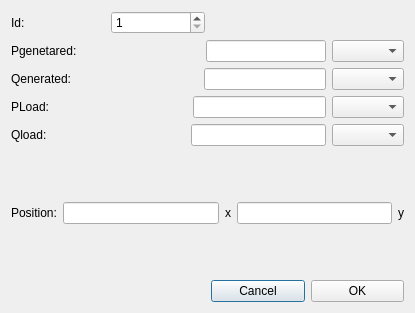
raulhuatuco/QuickFlow, file QKflow/windowaddpq.ui: the form before one commit.
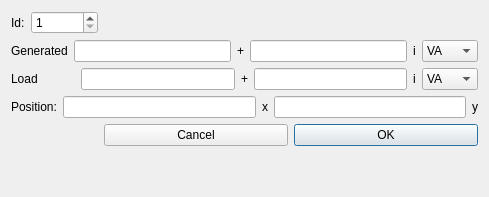
The form after the commit.

Diff of the .ui file:
```diff
--- a/QKflow/windowaddpq.ui
+++ b/QKflow/windowaddpq.ui
@@ -9,8 +9,8 @@
    <rect>
     <x>0</x>
     <y>0</y>
-    <width>415</width>
-    <height>313</height>
+    <width>489</width>
+    <height>197</height>
    </rect>
   </property>
   <property name="sizePolicy">
@@ -28,7 +28,7 @@
   <property name="modal">
    <bool>false</bool>
   </property>
-  <layout class="QGridLayout" name="gridLayout">
+  <layout class="QFormLayout" name="formLayout">
    <item row="0" column="0">
     <layout class="QHBoxLayout" name="horizontalLayout_2">
      <item>
@@ -58,122 +58,140 @@
      <item>
       <widget class="QLabel" name="label_2">
        <property name="text">
-        <string>Pgenetared: </string>
+        <string>Generated</string>
        </property>
       </widget>
      </item>
      <item>
-      <spacer name="horizontalSpacer_2">
-       <property name="orientation">
-        <enum>Qt::Horizontal</enum>
+      <widget class="QLineEdit" name="Pgen">
+       <property name="toolTip">
+        <string>Comsumed power</string>
        </property>
-       <property name="sizeHint" stdset="0">
-        <size>
-         <width>40</width>
-         <height>20</height>
-        </size>
+       <property name="toolTipDuration">
+        <number>1</number>
        </property>
-      </spacer>
+      </widget>
      </item>
-     <item>
-      <widget class="QLineEdit" name="lineEdit"/>
-     </item>
-     <item>
-      <widget class="QComboBox" name="comboBox_2"/>
-     </item>
-    </layout>
-   </item>
-   <item row="2" column="0" colspan="2">
-    <layout class="QHBoxLayout" name="horizontalLayout_4">
      <item>
       <widget class="QLabel" name="label_3">
        <property name="text">
-        <string>Qenerated: </string>
+        <string>+</string>
        </property>
       </widget>
      </item>
      <item>
-      <spacer name="horizontalSpacer">
-       <property name="orientation">
-        <enum>Qt::Horizontal</enum>
+      <widget class="QLineEdit" name="Qgen">
+       <property name="toolTip">
+        <string>Consumed reactive power</string>
        </property>
-       <property name="sizeHint" stdset="0">
-        <size>
-         <width>40</width>
-         <height>20</height>
-        </size>
+       <property name="toolTipDuration">
+        <number>1</number>
        </property>
-      </spacer>
+      </widget>
      </item>
      <item>
-      <widget class="QLineEdit" name="lineEdit_2"/>
+      <widget class="QLabel" name="label_12">
+       <property name="text">
+        <string>i</string>
+       </property>
+      </widget>
      </item>
      <item>
-      <widget class="QComboBox" name="comboBox_3"/>
+      <widget class="QComboBox" name="GenerationUnity">
+       <item>
+        <property name="text">
+         <string>VA</string>
+        </property>
+       </item>
+       <item>
+        <property name="text">
+         <string>KVA</string>
+        </property>
+       </item>
+       <item>
+        <property name="text">
+         <string>MVA</string>
+        </property>
+       </item>
+       <item>
+        <property name="text">
+         <string>GVA</string>
+        </property>
+       </item>
+      </widget>
+     </item>
+    </layout>
+   </item>
+   <item row="2" column="0" colspan="2">
+    <layout class="QHBoxLayout" name="horizontalLayout_8">
+     <item>
+      <widget class="QLabel" name="label_9">
+       <property name="text">
+        <string>Load           </string>
+       </property>
+      </widget>
+     </item>
+     <item>
+      <widget class="QLineEdit" name="Pload">
+       <property name="toolTip">
+        <string>Comsumed power</string>
+       </property>
+       <property name="toolTipDuration">
+        <number>1</number>
+       </property>
+      </widget>
+     </item>
+     <item>
+      <widget class="QLabel" name="label_10">
+       <property name="text">
+        <string>+</string>
+       </property>
+      </widget>
+     </item>
+     <item>
+      <widget class="QLineEdit" name="Qload">
+       <property name="toolTip">
+        <string>Consumed reactive power</string>
+       </property>
+       <property name="toolTipDuration">
+        <number>1</number>
+       </property>
+      </widget>
+     </item>
+     <item>
+      <widget class="QLabel" name="label_11">
+       <property name="text">
+        <string>i</string>
+       </property>
+      </widget>
+     </item>
+     <item>
+      <widget class="QComboBox" name="LoadUnity">
+       <item>
+        <property name="text">
+         <string>VA</string>
+        </property>
+       </item>
+       <item>
+        <property name="text">
+         <string>KVA</string>
+        </property>
+       </item>
+       <item>
+        <property name="text">
+         <string>MVA</string>
+        </property>
+       </item>
+       <item>
+        <property name="text">
+         <string>GVA</string>
+        </property>
+       </item>
+      </widget>
      </item>
     </layout>
    </item>
    <item row="3" column="0" colspan="2">
-    <layout class="QHBoxLayout" name="horizontalLayout_5">
-     <item>
-      <widget class="QLabel" name="label_4">
-       <property name="text">
-        <string>PLoad: </string>
-       </property>
-      </widget>
-     </item>
-     <item>
-      <spacer name="horizontalSpacer_3">
-       <property name="orientation">
-        <enum>Qt::Horizontal</enum>
-       </property>
-       <property name="sizeHint" stdset="0">
-        <size>
-         <width>40</width>
-         <height>20</height>
-        </size>
-       </property>
-      </spacer>
-     </item>
-     <item>
-      <widget class="QLineEdit" name="lineEdit_3"/>
-     </item>
-     <item>
-      <widget class="QComboBox" name="comboBox_4"/>
-     </item>
-    </layout>
-   </item>
-   <item row="4" column="0" colspan="2">
-    <layout class="QHBoxLayout" name="horizontalLayout_6">
-     <item>
-      <widget class="QLabel" name="label_5">
-       <property name="text">
-        <string>Qload: </string>
-       </property>
-      </widget>
-     </item>
-     <item>
-      <spacer name="horizontalSpacer_4">
-       <property name="orientation">
-        <enum>Qt::Horizontal</enum>
-       </property>
-       <property name="sizeHint" stdset="0">
-        <size>
-         <width>40</width>
-         <height>20</height>
-        </size>
-       </property>
-      </spacer>
-     </item>
-     <item>
-      <widget class="QLineEdit" name="lineEdit_4"/>
-     </item>
-     <item>
-      <widget class="QComboBox" name="comboBox_5"/>
-     </item>
-    </layout>
-   </item>
-   <item row="5" column="0" colspan="2">
     <layout class="QHBoxLayout" name="horizontalLayout_7">
      <item>
       <widget class="QLabel" name="label_6">
@@ -204,13 +222,22 @@
      </item>
     </layout>
    </item>
-   <item row="6" column="1">
+   <item row="4" column="1">
     <layout class="QHBoxLayout" name="horizontalLayout">
      <item>
       <widget class="QPushButton" name="btnCancel">
        <property name="text">
         <string>Cancel</string>
        </property>
+       <property name="autoDefault">
+        <bool>false</bool>
+       </property>
+       <property name="default">
+        <bool>false</bool>
+       </property>
+       <property name="flat">
+        <bool>false</bool>
+       </property>
       </widget>
      </item>
      <item>
@@ -218,6 +245,9 @@
        <property name="text">
         <string>OK</string>
        </property>
+       <property name="default">
+        <bool>true</bool>
+       </property>
       </widget>
      </item>
     </layout>
```
Left out of the diff: 9 changed lines with no effect on the pictures.
